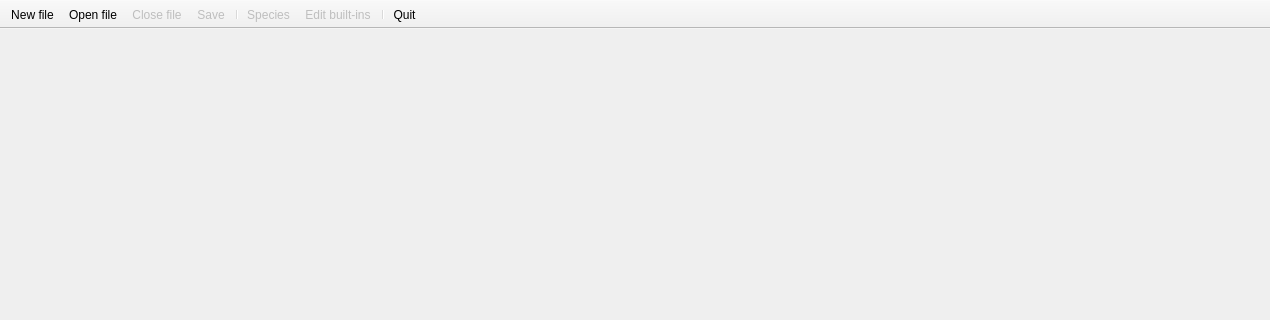
Above: omain.ui from kuba-moo/GardenDB before the change; both pictures show x 0 to 1270 and y 0 to 320 of the 1270 by 750 pixel window. Below: the same form after it.
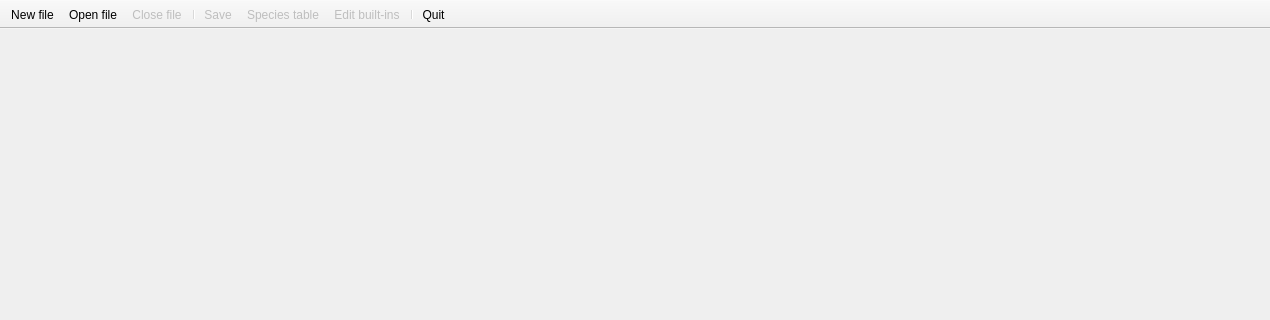
That is the form after the change. Icons and pictures are not drawn.

The edit to the form file:
```diff
--- a/omain.ui
+++ b/omain.ui
@@ -42,8 +42,8 @@
    <addaction name="actionNew_file"/>
    <addaction name="actionOpen_file"/>
    <addaction name="actionClose_file"/>
+   <addaction name="separator"/>
    <addaction name="actionSave"/>
-   <addaction name="separator"/>
    <addaction name="actionSpecies"/>
    <addaction name="actionEdit_built_ins"/>
    <addaction name="separator"/>
@@ -148,7 +148,7 @@
      <normaloff>:/icons/Icons/format-list-ordered.png</normaloff>:/icons/Icons/format-list-ordered.png</iconset>
    </property>
    <property name="text">
-    <string>Species</string>
+    <string>Species table</string>
    </property>
    <property name="toolTip">
     <string>Show main table</string>
```
Left out of the diff: 3 changed lines with no effect on the pictures.
